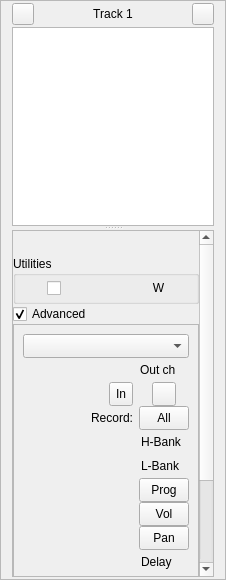
ccherrett/oom, file oom/widgets/mtrackinfobase.ui: the form before one commit.
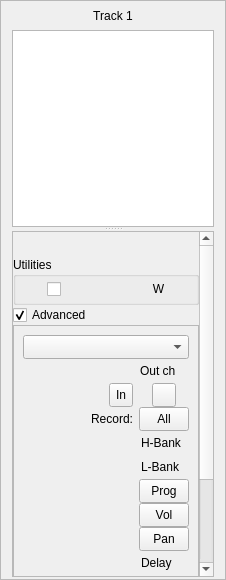
The form after the commit. Custom widgets are drawn as their Qt base class.

Commit message: utilities only shows in the performer and a few new icons

The edit to the form file:
```diff
--- a/oom/widgets/mtrackinfobase.ui
+++ b/oom/widgets/mtrackinfobase.ui
@@ -50,16 +50,31 @@
       <number>0</number>
      </property>
      <item>
-      <widget class="QPushButton" name="btnPrev">
+      <widget class="QToolButton" name="btnPrev">
+       <property name="minimumSize">
+        <size>
+         <width>25</width>
+         <height>25</height>
+        </size>
+       </property>
        <property name="maximumSize">
         <size>
-         <width>22</width>
-         <height>22</height>
+         <width>25</width>
+         <height>25</height>
         </size>
        </property>
        <property name="text">
         <string/>
        </property>
+       <property name="iconSize">
+        <size>
+         <width>25</width>
+         <height>25</height>
+        </size>
+       </property>
+       <property name="autoRaise">
+        <bool>true</bool>
+       </property>
       </widget>
      </item>
      <item>
@@ -82,16 +97,31 @@
       </widget>
      </item>
      <item>
-      <widget class="QPushButton" name="btnNext">
+      <widget class="QToolButton" name="btnNext">
+       <property name="minimumSize">
+        <size>
+         <width>25</width>
+         <height>25</height>
+        </size>
+       </property>
        <property name="maximumSize">
         <size>
-         <width>22</width>
-         <height>22</height>
+         <width>25</width>
+         <height>25</height>
         </size>
        </property>
        <property name="text">
         <string/>
        </property>
+       <property name="iconSize">
+        <size>
+         <width>25</width>
+         <height>25</height>
+        </size>
+       </property>
+       <property name="autoRaise">
+        <bool>true</bool>
+       </property>
       </widget>
      </item>
     </layout>
@@ -160,8 +190,8 @@
         <rect>
          <x>0</x>
          <y>0</y>
-         <width>188</width>
-         <height>520</height>
+         <width>185</width>
+         <height>521</height>
         </rect>
        </property>
        <layout class="QVBoxLayout" name="verticalLayout_5">
@@ -367,7 +397,7 @@
             </property>
             <layout class="QVBoxLayout" name="verticalLayout_4">
              <property name="spacing">
-              <number>-1</number>
+              <number>6</number>
              </property>
              <property name="margin">
               <number>0</number>
```
The commit also changes 7 other files.
